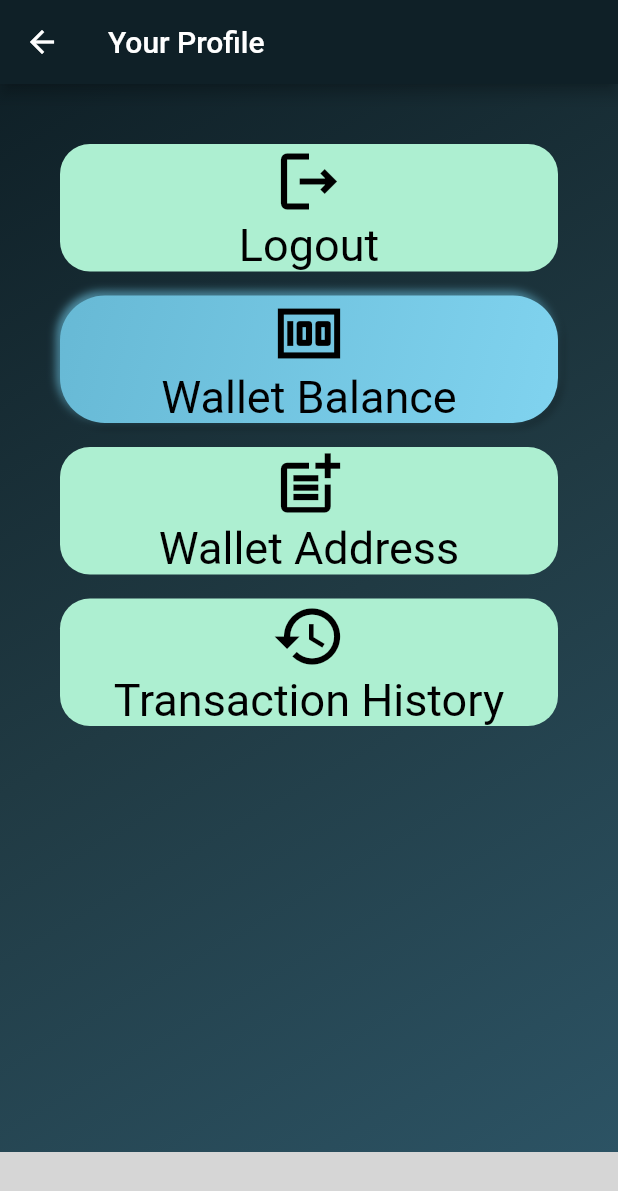
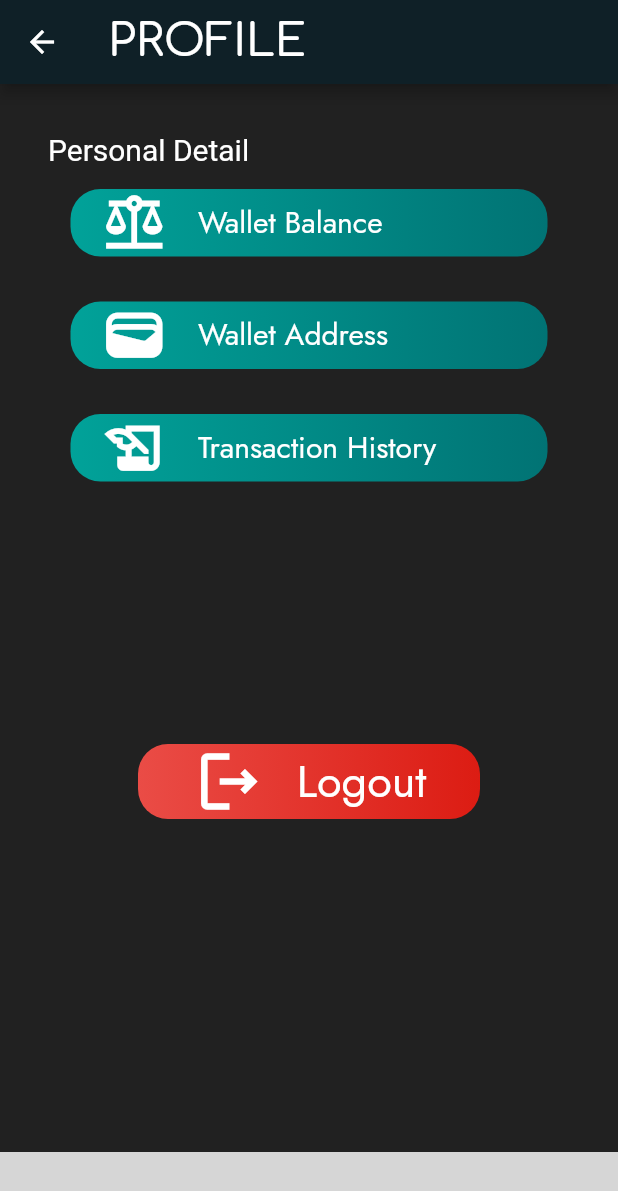
Before and after one commit to Daksh2356/Patent_De_App, a Flutter app: the Ppage screen opened by its route, on a phone screen of 412 x 824 dp. Shown: the top 1191 px of the screen. Run offline on Flutter 3.47's test engine with Material 2 defaults, Android fonts, the phone set to English and light mode, and no system bars; drawn by our look-alikes of flutter_neumorphic; our stand-ins replace firebase_core, google_fonts, iconly, line_icons, uni_links; missing offline and left inert: contactus, phantom_connect; accounts and stored records are empty; Roboto replaces fonts that are missing (Arimo, Avenir); grey boxes are pictures that could not be loaded.

Commit message:
Profile page2

```diff
--- a/patent_dapp/lib/pages/profile_page.dart
+++ b/patent_dapp/lib/pages/profile_page.dart
@@ -1,6 +1,8 @@
 import 'package:flutter/material.dart';
 import 'package:contactus/contactus.dart';
 import 'package:flutter_neumorphic/flutter_neumorphic.dart';
+import 'package:google_fonts/google_fonts.dart';
+import 'package:iconly/iconly.dart';
 
 class Ppage extends StatefulWidget {
   const Ppage({super.key});
@@ -17,50 +19,56 @@ class _PpageState extends State<Ppage> {
     return Scaffold(
       extendBodyBehindAppBar: true,
       appBar: AppBar(
-        title: const Text('Your Profile'),
+        title:  Text('PROFILE', style: GoogleFonts.comfortaa( color: Colors.white,fontWeight: FontWeight.w500,fontSize: 30) ),
         backgroundColor: const Color.fromARGB(255, 15, 32, 39),
         leading: const BackButton(),
       ),
       body: SafeArea(
         child: Container(
+
+
           decoration: const BoxDecoration(
-            gradient: LinearGradient(
-              begin: Alignment.topLeft,
-              end: Alignment.bottomRight,
-              colors: [
-                Color.fromARGB(255, 15, 32, 39),
-                Color.fromARGB(255, 32, 58, 67),
-                Color.fromARGB(255, 44, 83, 100)
-              ],
-            ),
+            color: Colors.black87,
           ),
           child: Padding(
             padding: const EdgeInsets.all(32.0),
             child: ListView(
+
+
               children: [
+                Text('Personal Detail',style: GoogleFonts.arimo(color: Colors.white,fontSize: 20),),
+
                 InkWell(
                   onTap: () {
                     // Navigator.push(context, MaterialPageRoute(builder: (context)=>));
                   },
-                  child: Container(
+                   child: Container(
                     decoration: BoxDecoration(
                         borderRadius: BorderRadius.circular(20),
+                        gradient: LinearGradient(colors: [
+                          Color.fromARGB(255, 1, 115, 116),
+                          Color.fromARGB(255, 1, 162, 153),
+                        ],begin: Alignment.centerRight,
+                        end: Alignment.centerLeft ),
                         color: const Color.fromARGB(255, 173, 239, 209)),
-                    margin: const EdgeInsets.all(8),
-                    child: Column(
-                      mainAxisAlignment: MainAxisAlignment.center,
-                      children: const [
-                        Icon(
-                          Icons.logout_outlined,
-                          size: 50,
-                          color: Colors.black,
+                    margin: const EdgeInsets.all(15),
+                    child: Row(
+                      mainAxisAlignment: MainAxisAlignment.start,
+                      children:  [
+                        SizedBox(width: 20,),
+                       const Icon(
+                          Icons.balance,
+                          size: 45,
+                          color: Colors.white,
                         ),
+                        SizedBox(width: 20,),
                         Text(
-                          "Logout",
-                          style: TextStyle(
-                              color: Colors.black,
-                              fontSize: 30,
-                              fontFamily: 'Avenir'),
+                          "Wallet Balance",
+                          style:GoogleFonts.jost (
+                              color: Colors.white,
+                              fontSize: 20,
+
+                              ),
                         )
                       ],
                     ),
@@ -70,58 +78,33 @@ class _PpageState extends State<Ppage> {
                   onTap: () {
                     // Navigator.push(context, MaterialPageRoute(builder: (context)=>));
                   },
-                  child: Neumorphic(
-                    style: NeumorphicStyle(
-                        shape: NeumorphicShape.concave,
-                        boxShape: NeumorphicBoxShape.roundRect(
-                            BorderRadius.circular(30)),
-                        depth: 4,
-                        lightSource: LightSource.topLeft,
-                        shadowLightColor: Color.fromARGB(255, 114, 206, 237),
-                        color: Color.fromARGB(255, 114, 206, 237)),
-                    margin: const EdgeInsets.all(8),
-                    child: Column(
-                      mainAxisAlignment: MainAxisAlignment.center,
-                      children: const [
-                        Icon(
-                          Icons.money,
-                          size: 50,
-                          color: Colors.black,
-                        ),
-                        Text(
-                          "Wallet Balance",
-                          style: TextStyle(
-                              color: Colors.black,
-                              fontSize: 30,
-                              fontFamily: 'Avenir'),
-                        )
-                      ],
-                    ),
-                  ),
-                ),
-                InkWell(
-                  onTap: () {
-                    // Navigator.push(context, MaterialPageRoute(builder: (context)=>));
-                  },
-                  child: Container(
+                   child: Container(
                     decoration: BoxDecoration(
                         borderRadius: BorderRadius.circular(20),
+                        gradient: LinearGradient(colors: [
+                          Color.fromARGB(255, 1, 115, 116),
+                          Color.fromARGB(255, 1, 162, 153),
+                        ],begin: Alignment.centerRight,
+                        end: Alignment.centerLeft ),
                         color: const Color.fromARGB(255, 173, 239, 209)),
-                    margin: const EdgeInsets.all(8),
-                    child: Column(
-                      mainAxisAlignment: MainAxisAlignment.center,
-                      children: const [
-                        Icon(
-                          Icons.post_add_outlined,
-                          size: 50,
-                          color: Colors.black,
+                    margin: const EdgeInsets.all(15),
+                    child: Row(
+                      mainAxisAlignment: MainAxisAlignment.start,
+                      children:  [
+                        SizedBox(width: 20,),
+                       const Icon(
+                          Icons.wallet,
+                          size: 45,
+                          color: Colors.white,
                         ),
+                        SizedBox(width: 20,),
                         Text(
                           "Wallet Address",
-                          style: TextStyle(
-                              color: Colors.black,
-                              fontSize: 30,
-                              fontFamily: 'Avenir'),
+                          style:GoogleFonts.jost (
+                              color: Colors.white,
+                              fontSize: 20,
+
+                              ),
                         )
                       ],
                     ),
@@ -131,25 +114,75 @@ class _PpageState extends State<Ppage> {
                   onTap: () {
                     //Navigator.push(context, MaterialPageRoute(builder: (context)=>));
                   },
-                  child: Container(
+                   child: Container(
                     decoration: BoxDecoration(
                         borderRadius: BorderRadius.circular(20),
+                        gradient: LinearGradient(colors: [
+                          Color.fromARGB(255, 1, 115, 116),
+                          Color.fromARGB(255, 1, 162, 153),
+                        ],begin: Alignment.centerRight,
+                        end: Alignment.centerLeft ),
                         color: const Color.fromARGB(255, 173, 239, 209)),
-                    margin: const EdgeInsets.all(8),
-                    child: Column(
-                      mainAxisAlignment: MainAxisAlignment.center,
-                      children: const [
-                        Icon(
-                          Icons.history,
-                          size: 50,
-                          color: Colors.black,
+                    margin: const EdgeInsets.all(15),
+                    child: Row(
+                      mainAxisAlignment: MainAxisAlignment.start,
+                      children:  [
+                        SizedBox(width: 20,),
+                       const Icon(
+                          Icons.history_edu_outlined,
+                          size: 45,
+                          color: Colors.white,
                         ),
+                        SizedBox(width: 20,),
                         Text(
                           "Transaction History",
-                          style: TextStyle(
-                              color: Colors.black,
+                          style:GoogleFonts.jost (
+                              color: Colors.white,
+                              fontSize: 20,
+
+                              ),
+                        )
+                      ],
+                    ),
+                  ),
+                ),
+                SizedBox(height: 100,),
+                InkWell(
+                  onTap: () {
+                    // Navigator.push(context, MaterialPageRoute(builder: (context)=>));
+                  },
+                  child: Container(
+                    width: 50,
+
+                    decoration: BoxDecoration(
+                        borderRadius: BorderRadius.circular(20),
+
+
+
+                        gradient: LinearGradient(colors: [
+                          Color.fromARGB(255, 220, 28, 19),
+                          Color.fromARGB(255, 234, 76, 70),
+                        ],begin: Alignment.centerRight,
+                        end: Alignment.centerLeft ),
+                        color: const Color.fromARGB(255, 173, 239, 209)),
+                    margin: const EdgeInsets.all(60),
+                    child: Row(
+                      mainAxisAlignment: MainAxisAlignment.center,
+                      children:  [
+
+                       const Icon(
+                          Icons.logout_outlined,
+                          size: 50,
+                          color: Colors.white,
+                        ),
+                        SizedBox(width: 20,),
+                        Text(
+                          "Logout",
+                          style:GoogleFonts.jost (
+                              color: Colors.white,
                               fontSize: 30,
-                              fontFamily: 'Avenir'),
+
+                              ),
                         )
                       ],
                     ),
--- a/patent_dapp/pubspec.yaml
+++ b/patent_dapp/pubspec.yaml
@@ -44,6 +44,8 @@ dependencies:
   uni_links: ^0.5.1
   contactus: ^1.2.0
   glassmorphism: ^3.0.0
+  google_fonts: ^3.0.1
+  iconly: ^1.0.1
 
 
 dev_dependencies:
```
Also changed, not shown: patent_dapp/pubspec.lock, 2 other files.
